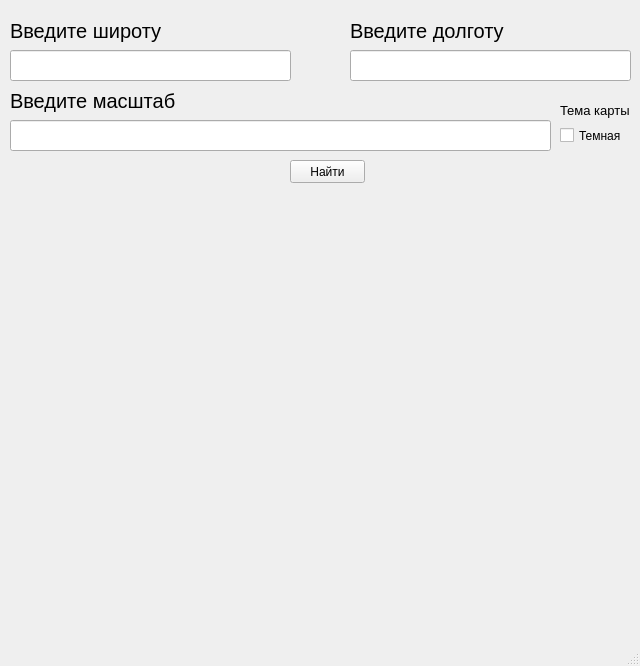
Old version of the form app_design.ui in the repository MaksimFomin06/yandex_lyceum_project.
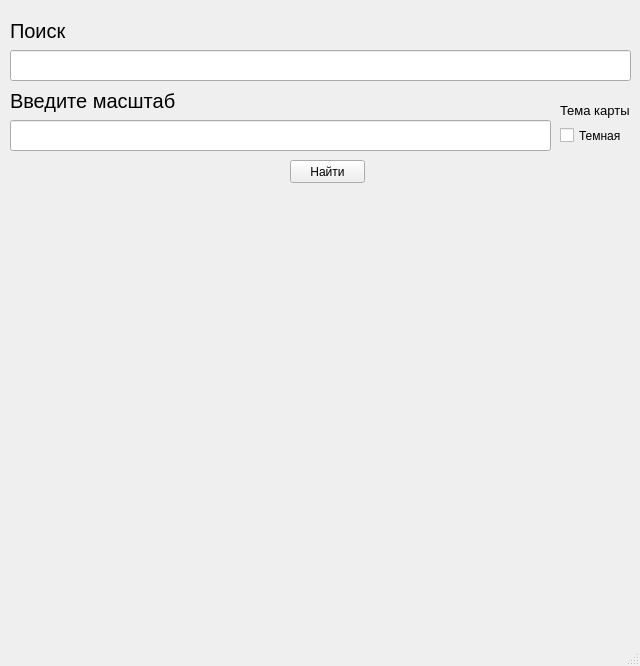
New version of the form.

Commit message: Убрал ввод в два поля и сделал единое поле для ввода координат

The edit to the form file:
```diff
--- a/app_design.ui
+++ b/app_design.ui
@@ -14,34 +14,6 @@
    <string>MainWindow</string>
   </property>
   <widget class="QWidget" name="centralwidget">
-   <widget class="QLabel" name="label_longitude">
-    <property name="geometry">
-     <rect>
-      <x>350</x>
-      <y>10</y>
-      <width>161</width>
-      <height>41</height>
-     </rect>
-    </property>
-    <property name="font">
-     <font>
-      <pointsize>15</pointsize>
-     </font>
-    </property>
-    <property name="text">
-     <string>Введите долготу</string>
-    </property>
-   </widget>
-   <widget class="QLineEdit" name="lineEdit_longitude">
-    <property name="geometry">
-     <rect>
-      <x>350</x>
-      <y>50</y>
-      <width>281</width>
-      <height>31</height>
-     </rect>
-    </property>
-   </widget>
    <widget class="QLabel" name="label_scale">
     <property name="geometry">
      <rect>
@@ -98,7 +70,7 @@
      </font>
     </property>
     <property name="text">
-     <string>Введите широту</string>
+     <string>Поиск</string>
     </property>
    </widget>
    <widget class="QLineEdit" name="lineEdit_latitude">
@@ -106,7 +78,7 @@
      <rect>
       <x>10</x>
       <y>50</y>
-      <width>281</width>
+      <width>621</width>
       <height>31</height>
      </rect>
     </property>
```
Left out of the diff: 4 changed lines with no effect on the pictures. The commit also changes 2 other files.
